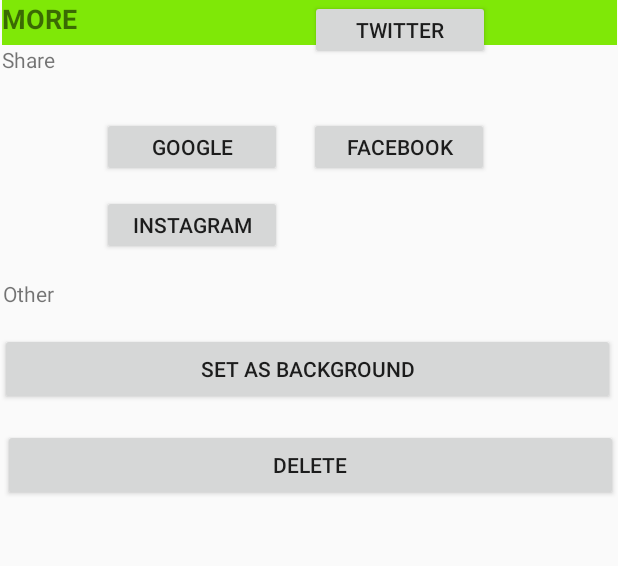
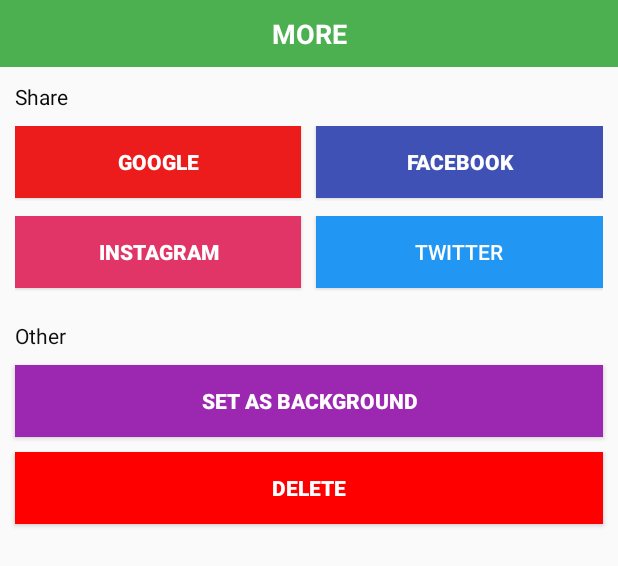
Before and after one commit to Hao0123299/DoAn, an Android app: the layout more.xml on its own in the app's theme, with its tools: preview values and no code run, on a phone screen of 412 x 824 dp. Shown: the top 566 px of the screen. Run offline under Robolectric (Android 15) with nearby library versions, the phone set to English and light mode, and no system bars.

Commit message:
Xia update UI

```diff
--- a/CuoiKy/app/src/main/res/layout/more.xml
+++ b/CuoiKy/app/src/main/res/layout/more.xml
@@ -1,108 +1,126 @@
 <?xml version="1.0" encoding="utf-8"?>
-<androidx.constraintlayout.widget.ConstraintLayout
+<LinearLayout
+    android:layout_width="match_parent"
+    android:layout_height="match_parent"
     xmlns:android="http://schemas.android.com/apk/res/android"
-    xmlns:app="http://schemas.android.com/apk/res-auto"
     xmlns:tools="http://schemas.android.com/tools"
-    android:layout_width="match_parent"
-    android:layout_height="match_parent">
+    android:orientation="vertical"
+    tools:layout_editor_absoluteX="236dp"
+    tools:layout_editor_absoluteY="84dp">
 
     <TextView
         android:id="@+id/textView4"
-        android:layout_width="410dp"
-        android:layout_height="30dp"
-        android:background="#7FE807"
+        android:layout_width="match_parent"
+        android:layout_height="wrap_content"
+        android:background="#4CAF50"
+        android:gravity="center"
+        android:padding="10dp"
         android:text="MORE"
+        android:textColor="#FFFFFF"
         android:textSize="18sp"
-        android:textStyle="bold"
-        app:layout_constraintEnd_toEndOf="parent"
-        app:layout_constraintStart_toStartOf="parent"
-        app:layout_constraintTop_toTopOf="parent" />
+        android:textStyle="bold" />
 
     <TextView
         android:id="@+id/textView5"
-        android:layout_width="410dp"
-        android:layout_height="20dp"
+        android:layout_width="match_parent"
+        android:layout_height="wrap_content"
+        android:padding="10dp"
         android:text="Share"
-        app:layout_constraintEnd_toEndOf="parent"
-        app:layout_constraintStart_toStartOf="parent"
-        app:layout_constraintTop_toBottomOf="@+id/textView4" />
+        android:textColor="#090909" />
+
+    <LinearLayout
+        android:layout_width="match_parent"
+        android:layout_height="50dp"
+        android:orientation="horizontal"
+        android:paddingLeft="10dp"
+        android:paddingRight="10dp">
 
         <Button
             android:id="@+id/button"
-        android:layout_width="120dp"
-        android:layout_height="40dp"
-        android:layout_marginStart="68dp"
-        android:layout_marginLeft="68dp"
-        android:layout_marginTop="28dp"
+            android:layout_width="wrap_content"
+            android:layout_height="wrap_content"
+            android:layout_weight="1"
+            android:background="#EC1C1C"
             android:text="Google"
-        app:layout_constraintStart_toStartOf="parent"
-        app:layout_constraintTop_toBottomOf="@+id/textView5" />
+            android:textColor="#FFFFFF"
+            android:textStyle="bold" />
 
         <Button
             android:id="@+id/button2"
-        android:layout_width="120dp"
-        android:layout_height="40dp"
-        android:layout_marginTop="28dp"
-        android:layout_marginEnd="68dp"
-        android:layout_marginRight="68dp"
+            android:layout_width="wrap_content"
+            android:layout_height="wrap_content"
+            android:layout_marginStart="10dp"
+            android:layout_marginLeft="10dp"
+            android:layout_weight="1"
+            android:background="#3F51B5"
             android:text="Facebook"
-        app:layout_constraintEnd_toEndOf="parent"
-        app:layout_constraintStart_toEndOf="@+id/button"
-        app:layout_constraintTop_toBottomOf="@+id/textView5" />
+            android:textColor="#FFFFFF"
+            android:textStyle="bold" />
+    </LinearLayout>
+
+    <LinearLayout
+        android:layout_width="match_parent"
+        android:layout_height="50dp"
+        android:layout_marginTop="10dp"
+        android:layout_marginBottom="10dp"
+        android:orientation="horizontal"
+        android:paddingLeft="10dp"
+        android:paddingRight="10dp">
 
         <Button
             android:id="@+id/button3"
-        android:layout_width="120dp"
-        android:layout_height="40dp"
-        android:layout_marginStart="68dp"
-        android:layout_marginLeft="68dp"
-        android:layout_marginTop="12dp"
+            android:layout_width="wrap_content"
+            android:layout_height="wrap_content"
+            android:layout_weight="1"
+            android:background="#E13467"
             android:text="Instagram"
-        app:layout_constraintStart_toStartOf="parent"
-        app:layout_constraintTop_toBottomOf="@+id/button" />
+            android:textColor="#FFFFFF"
+            android:textStyle="bold" />
 
         <Button
             android:id="@+id/button4"
-        android:layout_width="120dp"
-        android:layout_height="40dp"
-        android:layout_marginEnd="84dp"
-        android:layout_marginRight="84dp"
+            android:layout_width="wrap_content"
+            android:layout_height="wrap_content"
+            android:layout_marginStart="10dp"
+            android:layout_marginLeft="10dp"
+            android:layout_weight="1"
+            android:background="#2196F3"
             android:text="Twitter"
-        app:layout_constraintEnd_toEndOf="parent"
-        app:layout_constraintHorizontal_bias="0.947"
-        app:layout_constraintStart_toEndOf="@+id/button3"
-        tools:layout_editor_absoluteY="131dp" />
+            android:textColor="#FFFFFF" />
+    </LinearLayout>
 
     <TextView
         android:id="@+id/textView6"
-        android:layout_width="410dp"
-        android:layout_height="20dp"
-        android:layout_marginTop="16dp"
+        android:layout_width="match_parent"
+        android:layout_height="wrap_content"
+        android:padding="10dp"
         android:text="Other"
-        app:layout_constraintEnd_toEndOf="parent"
-        app:layout_constraintHorizontal_bias="1.0"
-        app:layout_constraintStart_toStartOf="parent"
-        app:layout_constraintTop_toBottomOf="@+id/button3" />
+        android:textColor="#0E0E0E" />
 
     <Button
         android:id="@+id/button5"
-        android:layout_width="410dp"
+        android:layout_width="match_parent"
         android:layout_height="wrap_content"
-        android:layout_marginTop="16dp"
-        android:text="Set as background"
-        app:layout_constraintEnd_toEndOf="parent"
-        app:layout_constraintHorizontal_bias="0.0"
-        app:layout_constraintStart_toStartOf="parent"
-        app:layout_constraintTop_toBottomOf="@+id/textView6" />
+        android:layout_marginStart="10dp"
+        android:layout_marginLeft="10dp"
+        android:layout_marginEnd="10dp"
+        android:layout_marginRight="10dp"
+        android:background="#9C27B0"
+        android:text="SET AS BACKGROUND"
+        android:textColor="#FFFFFF"
+        android:textStyle="bold" />
 
     <Button
         android:id="@+id/button6"
-        android:layout_width="410dp"
+        android:layout_width="match_parent"
         android:layout_height="wrap_content"
-        android:layout_marginTop="16dp"
-        android:text="Delete"
-        app:layout_constraintEnd_toEndOf="parent"
-        app:layout_constraintHorizontal_bias="1.0"
-        app:layout_constraintStart_toStartOf="parent"
-        app:layout_constraintTop_toBottomOf="@+id/button5" />
-</androidx.constraintlayout.widget.ConstraintLayout>
+        android:layout_margin="10dp"
+        android:layout_marginStart="10dp"
+        android:layout_marginLeft="10dp"
+        android:layout_marginEnd="10dp"
+        android:layout_marginRight="10dp"
+        android:background="#FF0000"
+        android:text="DELETE"
+        android:textColor="#FFFFFF"
+        android:textStyle="bold" />
+</LinearLayout>
--- a/CuoiKy/app/src/main/res/values/strings.xml
+++ b/CuoiKy/app/src/main/res/values/strings.xml
@@ -1,3 +1,5 @@
 <resources>
     <string name="app_name">Simple Gallery</string>
+    <string name="main_title">MY GALERY</string>
+    <string name="main_featured">Featured</string>
 </resources>
--- a/CuoiKy/build.gradle
+++ b/CuoiKy/build.gradle
@@ -5,7 +5,7 @@ buildscript {
         jcenter()
     }
     dependencies {
-        classpath "com.android.tools.build:gradle:4.0.2"
+        classpath 'com.android.tools.build:gradle:4.1.0'
 
         // NOTE: Do not place your application dependencies here; they belong
         // in the individual module build.gradle files
```
Also changed, not shown: CuoiKy/app/src/main/res/layout/activity_main.xml (+52 -93 lines), CuoiKy/app/src/main/res/layout/information.xml (+65 -53 lines), CuoiKy/app/src/main/res/layout/picture.xml (+34 -25 lines), CuoiKy/app/src/main/java/com/example/simplegallery/ImageAdapter.java (added), CuoiKy/app/src/main/java/com/example/simplegallery/LoadPhotos.java (added), CuoiKy/gradle/wrapper/gradle-wrapper.properties. Lines whose indentation alone changed are shown as unchanged.
